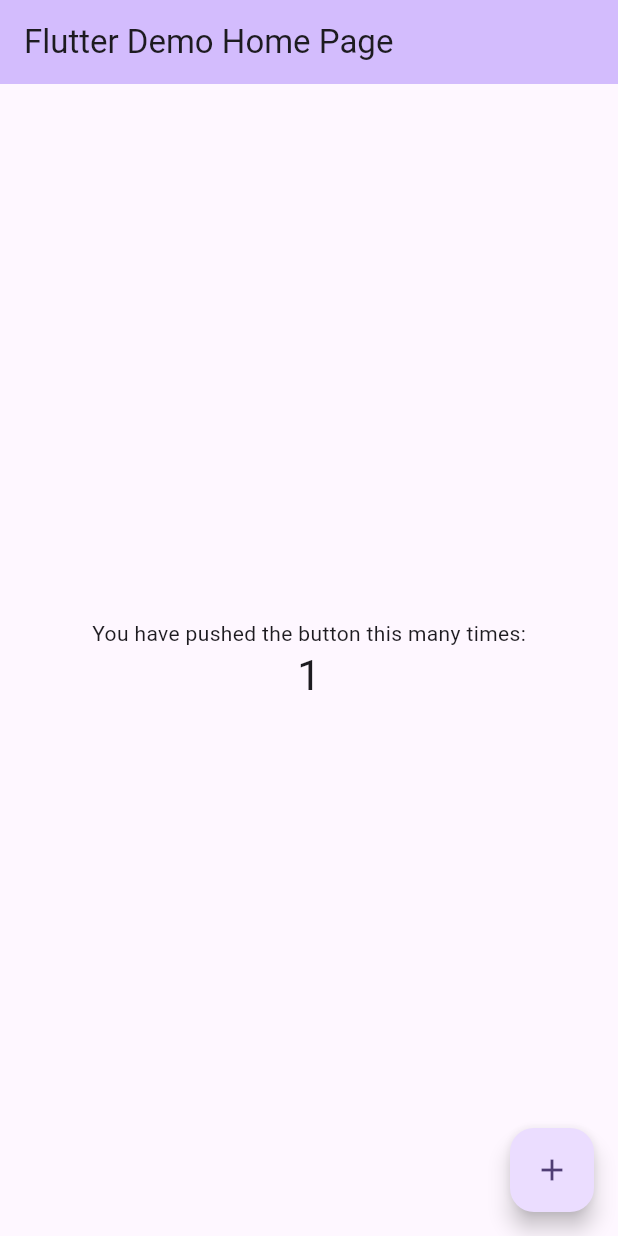
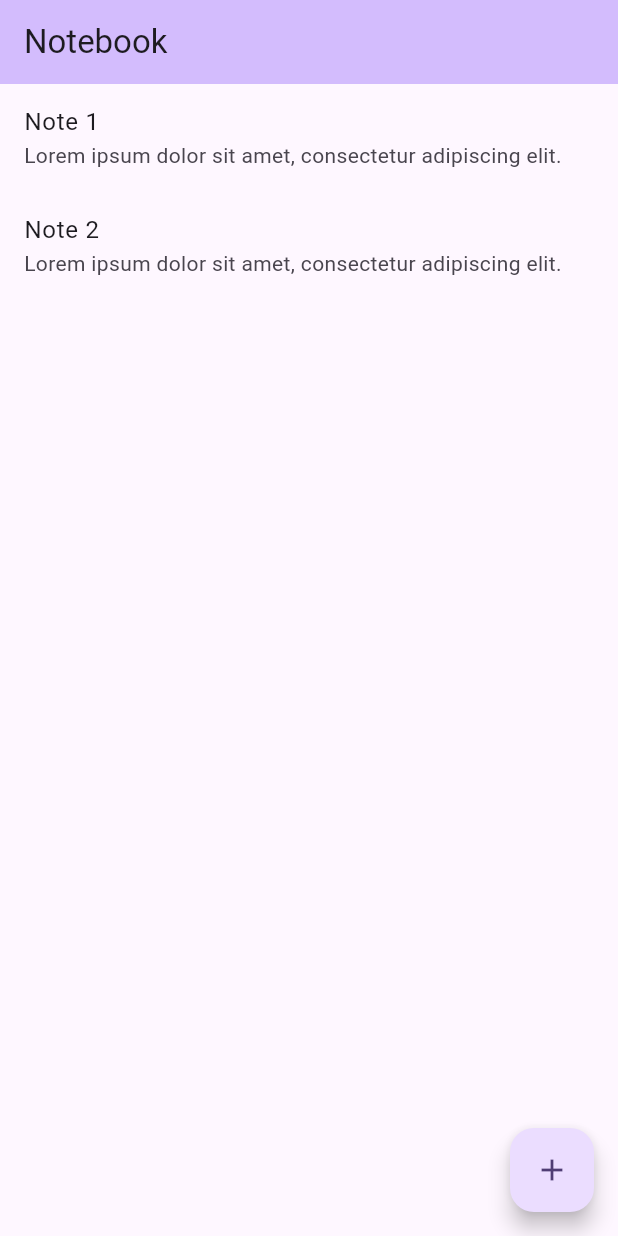
Before and after one commit to abdel-17/notebook-flutter-app, a Flutter app: the screen it shows after launch, after a tap on the "add" icon, on a phone screen of 412 x 824 dp. Run offline on Flutter 3.47's test engine with Material 3 defaults, Android fonts, the phone set to English and light mode, and no system bars; our stand-ins replace sqflite; accounts and stored records are empty.

Commit message:
feat: add home page

```diff
--- a/lib/data/database.dart
+++ b/lib/data/database.dart
@@ -1,8 +1,7 @@
+import 'package:notebook/data/note.dart';
 import 'package:path/path.dart';
 import 'package:path_provider/path_provider.dart';
 import 'package:sqflite/sqflite.dart';
-
-import './note.dart';
 
 class _NotebookDatabase {
   static const _name = "notebook.db";
@@ -16,13 +15,34 @@ class _NotebookDatabase {
 
   static _onCreate(Database db, int version) async {
     await db.execute('''
-      CREATE TABLE ${Note.tableName} (
+      CREATE TABLE IF NOT EXISTS ${Note.tableName} (
         id INTEGER PRIMARY KEY AUTOINCREMENT,
         title TEXT,
         content TEXT,
         created_at TEXT
       )
-  ''');
+    ''');
+
+    // TODO: remove sample data once "add note" functionality is added.
+    final sampleData = [
+      Note(
+        id: 1,
+        title: 'Note 1',
+        content: 'Lorem ipsum dolor sit amet, consectetur adipiscing elit.',
+        createdAt: DateTime.now(),
+      ),
+      Note(
+        id: 2,
+        title: 'Note 2',
+        content: 'Lorem ipsum dolor sit amet, consectetur adipiscing elit.',
+        createdAt: DateTime.now(),
+      ),
+    ];
+
+    for (final sample in sampleData) {
+      await db.insert(Note.tableName, sample.toMap(),
+          conflictAlgorithm: ConflictAlgorithm.replace);
+    }
   }
 }
 
--- a/lib/main.dart
+++ b/lib/main.dart
@@ -1,69 +1,22 @@
 import 'package:flutter/material.dart';
+import 'package:notebook/ui/home/main.dart';
 
 void main() {
-  runApp(const MyApp());
+  runApp(const App());
 }
 
-class MyApp extends StatelessWidget {
-  const MyApp({super.key});
+class App extends StatelessWidget {
+  const App({super.key});
 
   @override
   Widget build(BuildContext context) {
     return MaterialApp(
-      title: 'Flutter Demo',
+      title: 'Notebook',
       theme: ThemeData(
         colorScheme: ColorScheme.fromSeed(seedColor: Colors.deepPurple),
         useMaterial3: true,
       ),
-      home: const MyHomePage(title: 'Flutter Demo Home Page'),
+      home: const HomePage(),
     );
   }
 }
-
-class MyHomePage extends StatefulWidget {
-  final String title;
-
-  const MyHomePage({super.key, required this.title});
-
-  @override
-  State<MyHomePage> createState() => _MyHomePageState();
-}
-
-class _MyHomePageState extends State<MyHomePage> {
-  int _counter = 0;
-
-  void _incrementCounter() {
-    setState(() {
-      _counter++;
-    });
-  }
-
-  @override
-  Widget build(BuildContext context) {
-    return Scaffold(
-      appBar: AppBar(
-        backgroundColor: Theme.of(context).colorScheme.inversePrimary,
-        title: Text(widget.title),
-      ),
-      body: Center(
-        child: Column(
-          mainAxisAlignment: MainAxisAlignment.center,
-          children: <Widget>[
-            const Text(
-              'You have pushed the button this many times:',
-            ),
-            Text(
-              '$_counter',
-              style: Theme.of(context).textTheme.headlineMedium,
-            ),
-          ],
-        ),
-      ),
-      floatingActionButton: FloatingActionButton(
-        onPressed: _incrementCounter,
-        tooltip: 'Increment',
-        child: const Icon(Icons.add),
-      ),
-    );
-  }
-}
--- /dev/null
+++ b/lib/ui/home/main.dart
@@ -0,0 +1,68 @@
+import 'package:flutter/material.dart';
+import 'package:notebook/data/database.dart';
+import 'package:notebook/data/note.dart';
+
+class HomePage extends StatelessWidget {
+  const HomePage({super.key});
+
+  @override
+  Widget build(BuildContext context) {
+    return Scaffold(
+      appBar: AppBar(
+        title: const Text('Notebook'),
+        backgroundColor: Theme.of(context).colorScheme.inversePrimary,
+      ),
+      body: _NoteListWidget(),
+      floatingActionButton: FloatingActionButton(
+        onPressed: () {
+          // TODO: navigate to "add note" page
+        },
+        child: const Icon(Icons.add),
+      ),
+    );
+  }
+}
+
+class _NoteListWidget extends StatelessWidget {
+  @override
+  Widget build(BuildContext context) {
+    return FutureBuilder(
+        future: _getNotes(),
+        builder: (context, snapshot) {
+          if (snapshot.hasData) {
+            final notes = snapshot.data!;
+            return ListView.builder(
+                itemBuilder: (context, i) => _NoteWidget(note: notes[i]),
+                itemCount: notes.length);
+          }
+
+          if (snapshot.hasError) {
+            final error = snapshot.error!;
+            debugPrint("Error: $error");
+            // TODO: handle error
+          }
+
+          return const Center(child: CircularProgressIndicator());
+        });
+  }
+
+  Future<List<Note>> _getNotes() async {
+    final dao = await Dao.instance;
+    return dao.getNotes();
+  }
+}
+
+class _NoteWidget extends StatelessWidget {
+  final Note note;
+
+  const _NoteWidget({required this.note});
+
+  @override
+  Widget build(BuildContext context) {
+    // TODO: render something more interesting
+    return ListTile(
+      title: Text(note.title),
+      subtitle: Text(note.content),
+    );
+  }
+}
```
Also changed, not shown: 1 other file.
